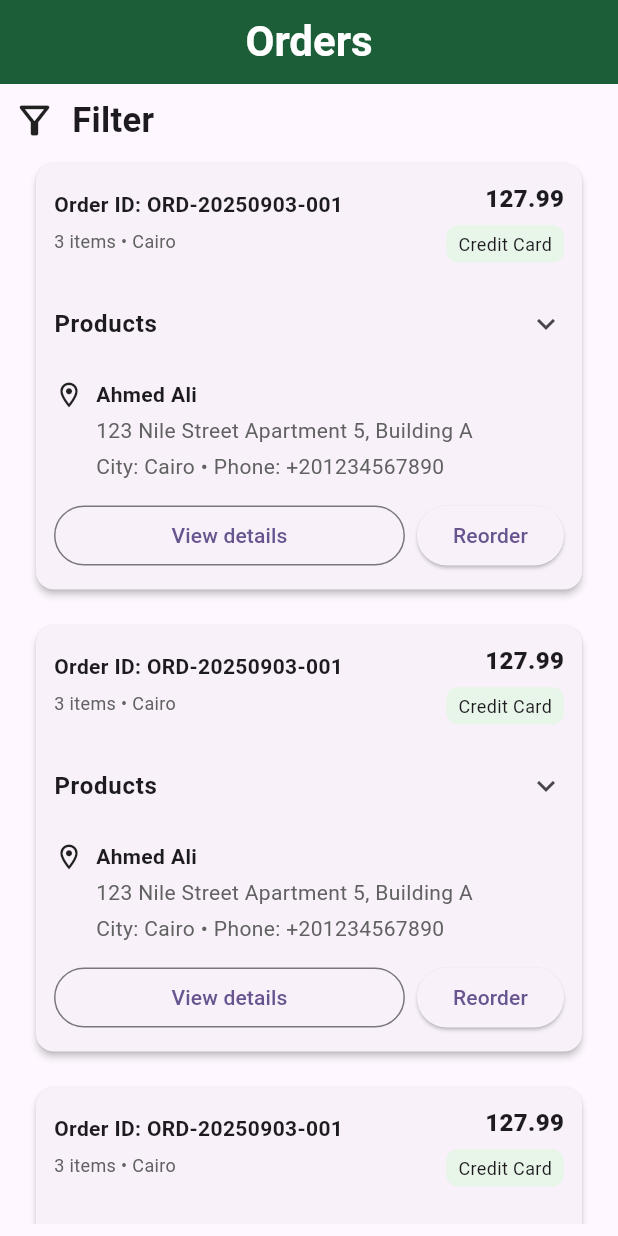
After one commit to EsAm1973/Dashboard-Fruit-Market, a Flutter app: the OrderView screen opened by its route, on a phone screen of 412 x 824 dp. The commit adds this screen. Run offline on Flutter 3.47's test engine with Material 3 defaults, Android fonts, the phone set to English and light mode, and no system bars; our stand-ins replace bloc, cloud_firestore, dartz, firebase_core, firebase_storage, flutter_bloc and 5 more; accounts and stored records are empty; Roboto replaces fonts that are missing (Cairo); statements that could not run were skipped.

Commit message:
Implement orders feature: add OrderModel, OrderProductModel, and ShippingAddressModel; create OrderView and OrderItemWidget for displaying orders; integrate filter section and order item list view.

```diff
--- /dev/null
+++ b/lib/core/helper_functions/get_order_dummy_data.dart
@@ -0,0 +1,59 @@
+// مثال دالة تُعيد OrderModel مكتمل
+import 'package:fruit_market_dashboard/features/orders/data/models/order_model.dart';
+import 'package:fruit_market_dashboard/features/orders/data/models/order_product_model.dart';
+import 'package:fruit_market_dashboard/features/orders/data/models/shipping_model.dart';
+
+OrderModel getDummyOrder({
+  String uID = 'ORD-20250903-001',
+  String paymentMethod = 'Credit Card',
+}) {
+  // عين بعض المنتجات كمثال
+  final products = <OrderProductModel>[
+    OrderProductModel(
+      name: 'Wireless Headphones',
+      code: 'WH-001',
+      price: 79.99,
+      imageUrl: 'https://example.com/images/headphones.jpg',
+      quantity: 1,
+    ),
+    OrderProductModel(
+      name: 'USB-C Charger',
+      code: 'UC-123',
+      price: 19.50,
+      imageUrl: 'https://example.com/images/charger.jpg',
+      quantity: 2,
+    ),
+    OrderProductModel(
+      name: 'Phone Case',
+      code: 'PC-09',
+      price: 9.0,
+      imageUrl: null,
+      quantity: 1,
+    ),
+  ];
+
+  // حساب الـ total من مجموع كل المنتجات (price * quantity)
+  final total = products.fold<double>(
+    0.0,
+    (sum, p) => sum + p.price.toDouble() * p.quantity,
+  );
+
+  // عنوان الشحن كمثال
+  final shipping = ShippingAddressModel(
+    name: 'Ahmed Ali',
+    address: '123 Nile Street',
+    city: 'Cairo',
+    email: 'ahmed.ali@example.com',
+    phone: '+201234567890',
+    addressDescription: 'Apartment 5, Building A',
+  );
+
+  // إرجاع الـ OrderModel كامل
+  return OrderModel(
+    uID: uID,
+    totalPrice: total,
+    shippingAddressModel: shipping,
+    orderProducts: products,
+    paymentMethod: paymentMethod,
+  );
+}
--- a/lib/core/utils/app_router.dart
+++ b/lib/core/utils/app_router.dart
@@ -5,11 +5,13 @@ import 'package:fruit_market_dashboard/core/services/getit_service.dart';
 import 'package:fruit_market_dashboard/features/add%20product/presentation/manager/add%20product/add_product_cubit.dart';
 import 'package:fruit_market_dashboard/features/add%20product/presentation/views/add_product_view.dart';
 import 'package:fruit_market_dashboard/features/dashboard/presentation/views/dashboard_view.dart';
+import 'package:fruit_market_dashboard/features/orders/presentation/views/order_view.dart';
 import 'package:go_router/go_router.dart';
 
 abstract class AppRouter {
   static const String kDashboardViewRoute = '/';
   static const String kAddProductViewRoute = '/add-product';
+  static const String kOrdersViewRoute = '/orders';
   static final router = GoRouter(
     routes: [
       GoRoute(
@@ -28,6 +30,10 @@ abstract class AppRouter {
               child: const AddProductView(),
             ),
       ),
+      GoRoute(
+        path: kOrdersViewRoute,
+        builder: (context, state) => const OrderView(),
+      ),
     ],
   );
 }
--- a/lib/features/dashboard/presentation/views/widgets/dashboard_view_body.dart
+++ b/lib/features/dashboard/presentation/views/widgets/dashboard_view_body.dart
@@ -12,9 +12,18 @@ class DashboardViewBody extends StatelessWidget {
       padding: const EdgeInsets.symmetric(horizontal: 20),
       child: Column(
         mainAxisAlignment: MainAxisAlignment.center,
-        children: [CustomButtom(onpressed: () {
-          GoRouter.of(context).push(AppRouter.kAddProductViewRoute);
-        }, text: 'Add Data')],
+        children: [
+          CustomButtom(
+            onpressed: () {
+              GoRouter.of(context).push(AppRouter.kAddProductViewRoute);
+            },
+            text: 'Add Data',
+          ),
+          const SizedBox(height: 20),
+          CustomButtom(onpressed: () {
+            GoRouter.of(context).push(AppRouter.kOrdersViewRoute);
+          }, text: 'View Orders'),
+        ],
       ),
     );
   }
--- /dev/null
+++ b/lib/features/orders/data/models/order_model.dart
@@ -0,0 +1,41 @@
+import 'package:fruit_market_dashboard/features/orders/data/models/order_product_model.dart';
+import 'package:fruit_market_dashboard/features/orders/data/models/shipping_model.dart';
+
+class OrderModel {
+  final String uID;
+  final double totalPrice;
+  final ShippingAddressModel shippingAddressModel;
+  final List<OrderProductModel> orderProducts;
+  final String paymentMethod;
+
+  OrderModel({
+    required this.uID,
+    required this.totalPrice,
+    required this.shippingAddressModel,
+    required this.orderProducts,
+    required this.paymentMethod,
+  });
+
+  toJson() => {
+    'uID': uID,
+    'totalPrice': totalPrice,
+    'status': 'pending',
+    'date': DateTime.now().toString(),
+    'shippingAddressModel': shippingAddressModel.toJson(),
+    'orderProducts': orderProducts.map((e) => e.toJson()).toList(),
+    'paymentMethod': paymentMethod,
+  };
+
+  factory OrderModel.fromJson(Map<String, dynamic> json) => OrderModel(
+    uID: json['uID'],
+    totalPrice: json['totalPrice'],
+    shippingAddressModel: ShippingAddressModel.fromJson(
+      json['shippingAddressModel'],
+    ),
+    orderProducts:
+        json['orderProducts']
+            .map((e) => OrderProductModel.fromJson(e))
+            .toList(),
+    paymentMethod: json['paymentMethod'],
+  );
+}
--- /dev/null
+++ b/lib/features/orders/data/models/order_product_model.dart
@@ -0,0 +1,31 @@
+class OrderProductModel {
+  final String name;
+  final String code;
+  final num price;
+  final String? imageUrl;
+  final int quantity;
+
+  OrderProductModel({
+    required this.name,
+    required this.code,
+    required this.price,
+    required this.imageUrl,
+    required this.quantity,
+  });
+
+  toJson() => {
+    "name": name,
+    "code": code,
+    "price": price,
+    "quantity": quantity,
+    "imageUrl": imageUrl,
+  };
+
+  factory OrderProductModel.fromJson(Map<String, dynamic> json) => OrderProductModel(
+    name: json["name"],
+    code: json["code"],
+    price: json["price"],
+    imageUrl: json["imageUrl"],
+    quantity: json["quantity"],
+  );
+}
--- /dev/null
+++ b/lib/features/orders/data/models/shipping_model.dart
@@ -0,0 +1,36 @@
+class ShippingAddressModel {
+  final String? name;
+  final String? address;
+  final String? city;
+  final String? email;
+  final String? phone;
+  final String? addressDescription;
+
+  ShippingAddressModel({
+    required this.name,
+    required this.address,
+    required this.city,
+    required this.email,
+    required this.phone,
+    required this.addressDescription,
+  });
+
+  toJson() => {
+    "name": name,
+    "address": address,
+    "city": city,
+    "email": email,
+    "phone": phone,
+    "addressDescription": addressDescription,
+  };
+
+  factory ShippingAddressModel.fromJson(Map<String, dynamic> json) =>
+      ShippingAddressModel(
+        name: json["name"],
+        address: json["address"],
+        city: json["city"],
+        email: json["email"],
+        phone: json["phone"],
+        addressDescription: json["addressDescription"],
+      );
+}
--- /dev/null
+++ b/lib/features/orders/presentation/views/order_view.dart
@@ -0,0 +1,22 @@
+import 'package:flutter/material.dart';
+import 'package:fruit_market_dashboard/core/utils/app_colors.dart';
+import 'package:fruit_market_dashboard/core/utils/app_text_styles.dart';
+import 'package:fruit_market_dashboard/features/orders/presentation/views/widgets/order_view_body.dart';
+
+class OrderView extends StatelessWidget {
+  const OrderView({super.key});
+
+  @override
+  Widget build(BuildContext context) {
+    return Scaffold(
+      appBar: AppBar(
+        backgroundColor: AppColors.primaryColor,
+        foregroundColor: Colors.white,
+        title: const Text('Orders'),
+        centerTitle: true,
+        titleTextStyle: AppTextStyles.bold28,
+      ),
+      body: const SafeArea(child: OrderViewBody()),
+    );
+  }
+}
--- /dev/null
+++ b/lib/features/orders/presentation/views/widgets/filter_section.dart
@@ -0,0 +1,20 @@
+import 'package:flutter/material.dart';
+import 'package:fruit_market_dashboard/core/utils/app_text_styles.dart';
+
+class FilterSection extends StatelessWidget {
+  const FilterSection({super.key});
+
+  @override
+  Widget build(BuildContext context) {
+    return GestureDetector(
+      onTap: () {},
+      child: const Row(
+        children: [
+          Icon(Icons.filter_alt_outlined, size: 30),
+          SizedBox(width: 10),
+          Text('Filter', style: AppTextStyles.semibold23),
+        ],
+      ),
+    );
+  }
+}
--- /dev/null
+++ b/lib/features/orders/presentation/views/widgets/order_item.dart
@@ -0,0 +1,263 @@
+import 'package:flutter/material.dart';
+import 'package:fruit_market_dashboard/features/orders/data/models/order_model.dart';
+import 'package:fruit_market_dashboard/features/orders/data/models/order_product_model.dart';
+
+class OrderItemWidget extends StatelessWidget {
+  final OrderModel order;
+  final VoidCallback? onTap;
+  final bool initiallyExpanded;
+
+  const OrderItemWidget({
+    super.key,
+    required this.order,
+    this.onTap,
+    this.initiallyExpanded = false,
+  });
+
+  String _priceFmt(num price) => price.toDouble().toStringAsFixed(2);
+
+  Widget _buildProductRow(OrderProductModel p) {
+    final subtotal = (p.price * p.quantity);
+    return Padding(
+      padding: const EdgeInsets.symmetric(vertical: 8.0),
+      child: Row(
+        children: [
+          // الصورة مع fallback
+          ClipRRect(
+            borderRadius: BorderRadius.circular(8),
+            child: SizedBox(
+              width: 64,
+              height: 64,
+              child: (p.imageUrl != null && p.imageUrl!.isNotEmpty)
+                  ? Image.network(
+                      p.imageUrl!,
+                      fit: BoxFit.cover,
+                      errorBuilder: (ctx, e, st) => _placeholderImage(),
+                      loadingBuilder: (ctx, child, progress) {
+                        if (progress == null) return child;
+                        return Center(
+                          child: CircularProgressIndicator(
+                            value: progress.expectedTotalBytes != null
+                                ? progress.cumulativeBytesLoaded /
+                                    progress.expectedTotalBytes!
+                                : null,
+                            strokeWidth: 2,
+                          ),
+                        );
+                      },
+                    )
+                  : _placeholderImage(),
+            ),
+          ),
+          const SizedBox(width: 12),
+          // تفاصيل المنتج
+          Expanded(
+            child: Column(
+              crossAxisAlignment: CrossAxisAlignment.start,
+              children: [
+                Text(
+                  p.name,
+                  style: const TextStyle(
+                    fontWeight: FontWeight.w600,
+                    fontSize: 14,
+                  ),
+                  maxLines: 2,
+                  overflow: TextOverflow.ellipsis,
+                ),
+                const SizedBox(height: 6),
+                Text(
+                  'Code: ${p.code}',
+                  style: TextStyle(fontSize: 12, color: Colors.grey[600]),
+                ),
+              ],
+            ),
+          ),
+          const SizedBox(width: 8),
+          // سعر × الكمية و المجموع
+          Column(
+            crossAxisAlignment: CrossAxisAlignment.end,
+            children: [
+              Text('${_priceFmt(p.price)} × ${p.quantity}',
+                  style: const TextStyle(fontSize: 13)),
+              const SizedBox(height: 6),
+              Text(
+                _priceFmt(subtotal),
+                style: const TextStyle(
+                    fontWeight: FontWeight.w700, fontSize: 14),
+              ),
+            ],
+          ),
+        ],
+      ),
+    );
+  }
+
+  Widget _placeholderImage() => Container(
+        color: Colors.grey[200],
+        child: const Icon(Icons.image_not_supported, size: 36),
+      );
+
+  @override
+  Widget build(BuildContext context) {
+    final products = order.orderProducts;
+    final itemsCount = products.length;
+    return Padding(
+      padding: const EdgeInsets.symmetric(horizontal: 12.0, vertical: 8),
+      child: InkWell(
+        onTap: onTap,
+        borderRadius: BorderRadius.circular(12),
+        child: Card(
+          elevation: 2,
+          shape:
+              RoundedRectangleBorder(borderRadius: BorderRadius.circular(12)),
+          child: Padding(
+            padding: const EdgeInsets.all(12.0),
+            child: Column(
+              children: [
+                // Header: Order ID | Total Price
+                Row(
+                  children: [
+                    Expanded(
+                      child: Column(
+                        crossAxisAlignment: CrossAxisAlignment.start,
+                        children: [
+                          Text(
+                            'Order ID: ${order.uID}',
+                            style: const TextStyle(
+                                fontWeight: FontWeight.w700, fontSize: 14),
+                          ),
+                          const SizedBox(height: 6),
+                          Text(
+                            '$itemsCount items • ${order.shippingAddressModel.city ?? '—'}',
+                            style: TextStyle(
+                                fontSize: 12, color: Colors.grey[700]),
+                          ),
+                        ],
+                      ),
+                    ),
+                    Column(
+                      crossAxisAlignment: CrossAxisAlignment.end,
+                      children: [
+                        Text(
+                          _priceFmt(order.totalPrice),
+                          style: const TextStyle(
+                            fontSize: 16,
+                            fontWeight: FontWeight.w800,
+                          ),
+                        ),
+                        const SizedBox(height: 6),
+                        Container(
+                          padding: const EdgeInsets.symmetric(
+                              horizontal: 8, vertical: 4),
+                          decoration: BoxDecoration(
+                            color: Colors.green[50],
+                            borderRadius: BorderRadius.circular(8),
+                          ),
+                          child: Text(
+                            order.paymentMethod,
+                            style: const TextStyle(fontSize: 12),
+                          ),
+                        ),
+                      ],
+                    )
+                  ],
+                ),
+                const SizedBox(height: 12),
+
+                // Expandable: Products list
+                ExpansionTile(
+                  initiallyExpanded: initiallyExpanded,
+                  tilePadding: EdgeInsets.zero,
+                  title: const Text(
+                    'Products',
+                    style: TextStyle(fontWeight: FontWeight.w600),
+                  ),
+                  children: [
+                    Padding(
+                      padding: const EdgeInsets.only(
+                          left: 8, right: 8, bottom: 8, top: 4),
+                      child: Column(
+                        children:
+                            products.map((p) => _buildProductRow(p)).toList(),
+                      ),
+                    ),
+                    const Divider(),
+                    // Subtotal & totals
+                    Padding(
+                      padding: const EdgeInsets.symmetric(
+                          horizontal: 8, vertical: 6),
+                      child: Row(
+                        mainAxisAlignment: MainAxisAlignment.spaceBetween,
+                        children: [
+                          const Text('Subtotal',
+                              style: TextStyle(fontWeight: FontWeight.w600)),
+                          Text(_priceFmt(order.totalPrice)),
+                        ],
+                      ),
+                    ),
+                  ],
+                ),
+
+                const SizedBox(height: 8),
+
+                // Shipping address
+                Row(
+                  crossAxisAlignment: CrossAxisAlignment.start,
+                  children: [
+                    const Icon(Icons.location_on_outlined, size: 20),
+                    const SizedBox(width: 8),
+                    Expanded(
+                      child: Column(
+                        crossAxisAlignment: CrossAxisAlignment.start,
+                        children: [
+                          Text(
+                            order.shippingAddressModel.name ??
+                                'No name provided',
+                            style: const TextStyle(fontWeight: FontWeight.w600),
+                          ),
+                          const SizedBox(height: 4),
+                          Text(
+                            '${order.shippingAddressModel.address ?? ''} ${order.shippingAddressModel.addressDescription ?? ''}',
+                            style: TextStyle(color: Colors.grey[700]),
+                          ),
+                          const SizedBox(height: 4),
+                          Text(
+                            'City: ${order.shippingAddressModel.city ?? '—'} • Phone: ${order.shippingAddressModel.phone ?? '—'}',
+                            style: TextStyle(color: Colors.grey[700]),
+                          ),
+                        ],
+                      ),
+                    ),
+                  ],
+                ),
+
+                const SizedBox(height: 12),
+
+                // Actions row
+                Row(
+                  children: [
+                    Expanded(
+                      child: OutlinedButton(
+                        onPressed: () {
+                          // امكانية ربط حدث خارجي
+                        },
+                        child: const Text('View details'),
+                      ),
+                    ),
+                    const SizedBox(width: 8),
+                    ElevatedButton(
+                      onPressed: () {
+                        // مثال: اعادة الطلب
+                      },
+                      child: const Text('Reorder'),
+                    ),
+                  ],
+                ),
+              ],
+            ),
+          ),
+        ),
+      ),
+    );
+  }
+}
--- /dev/null
+++ b/lib/features/orders/presentation/views/widgets/order_item_listview.dart
@@ -0,0 +1,15 @@
+import 'package:flutter/material.dart';
+import 'package:fruit_market_dashboard/core/helper_functions/get_order_dummy_data.dart';
+import 'package:fruit_market_dashboard/features/orders/presentation/views/widgets/order_item.dart';
+
+class OrderItemListview extends StatelessWidget {
+  const OrderItemListview({super.key});
+
+  @override
+  Widget build(BuildContext context) {
+    return ListView.builder(
+      itemCount: 10,
+      itemBuilder: (context, index) => OrderItemWidget(order: getDummyOrder()),
+    );
+  }
+}
--- /dev/null
+++ b/lib/features/orders/presentation/views/widgets/order_view_body.dart
@@ -0,0 +1,20 @@
+import 'package:flutter/material.dart';
+import 'package:fruit_market_dashboard/features/orders/presentation/views/widgets/filter_section.dart';
+import 'package:fruit_market_dashboard/features/orders/presentation/views/widgets/order_item_listview.dart';
+
+class OrderViewBody extends StatelessWidget {
+  const OrderViewBody({super.key});
+
+  @override
+  Widget build(BuildContext context) {
+    return const Padding(
+      padding: EdgeInsets.all(8.0),
+      child: Column(
+        children: [
+          FilterSection(),
+          Expanded(child: OrderItemListview()),
+        ],
+      ),
+    );
+  }
+}
```
